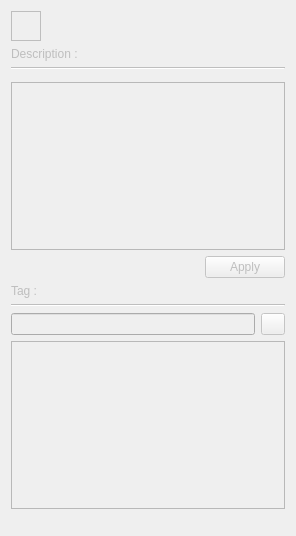
Shuko83/CFmake, file Dev/src/SwDoc/_resources/editDoc.ui: the form before one commit.
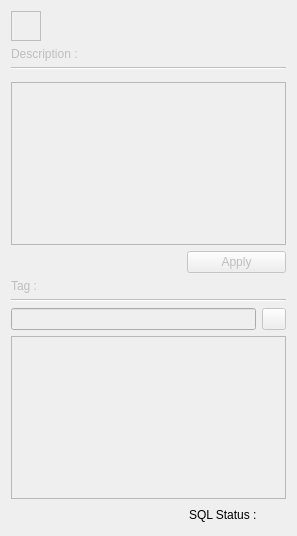
The form after the commit. Icons and pictures are not drawn. Custom widgets are drawn as their Qt base class.

What changed in the file:
```diff
--- a/Dev/src/SwDoc/_resources/editDoc.ui
+++ b/Dev/src/SwDoc/_resources/editDoc.ui
@@ -3,7 +3,7 @@
  <class>EditDocUi</class>
  <widget class="QWidget" name="EditDocUi">
   <property name="enabled">
-   <bool>false</bool>
+   <bool>true</bool>
   </property>
   <property name="geometry">
    <rect>
@@ -20,40 +20,102 @@
    <string>editDoc</string>
   </property>
   <layout class="QGridLayout" name="gridLayout">
-   <item row="17" column="0" colspan="5">
-    <spacer name="verticalSpacer">
+   <item row="7" column="0" colspan="2">
+    <layout class="QHBoxLayout" name="horizontalLayout_5">
+     <item>
+      <spacer name="horizontalSpacer_2">
      <property name="orientation">
-      <enum>Qt::Vertical</enum>
+        <enum>Qt::Horizontal</enum>
      </property>
      <property name="sizeHint" stdset="0">
       <size>
-       <width>20</width>
-       <height>40</height>
+         <width>40</width>
+         <height>20</height>
       </size>
      </property>
     </spacer>
    </item>
-   <item row="6" column="0" colspan="5">
-    <widget class="RichTextEditor" name="TE_desc"/>
-   </item>
-   <item row="15" column="0" colspan="5">
-    <widget class="QListWidget" name="listWidget">
-     <property name="editTriggers">
-      <set>QAbstractItemView::AllEditTriggers</set>
-     </property>
-     <property name="alternatingRowColors">
+     <item>
+      <widget class="QLabel" name="label">
+       <property name="text">
+        <string>SQL Status : </string>
+       </property>
+      </widget>
+     </item>
+     <item>
+      <widget class="QLabel" name="L_Status">
+       <property name="enabled">
+        <bool>true</bool>
+       </property>
+       <property name="minimumSize">
+        <size>
+         <width>20</width>
+         <height>20</height>
+        </size>
+       </property>
+       <property name="maximumSize">
+        <size>
+         <width>20</width>
+         <height>20</height>
+        </size>
+       </property>
+       <property name="toolTip">
+        <string>Disconnected</string>
+       </property>
+       <property name="text">
+        <string/>
+       </property>
+       <property name="pixmap">
+        <pixmap resource="../SwDoc.qrc">:/SwDoc/_resources/database_off.png</pixmap>
+       </property>
+       <property name="scaledContents">
       <bool>true</bool>
      </property>
     </widget>
    </item>
-   <item row="10" column="0" colspan="5">
-    <widget class="Line" name="line_2">
-     <property name="orientation">
-      <enum>Qt::Horizontal</enum>
+    </layout>
+   </item>
+   <item row="0" column="0" colspan="2">
+    <widget class="QWidget" name="W_enable" native="true">
+     <property name="enabled">
+      <bool>false</bool>
      </property>
-    </widget>
-   </item>
-   <item row="0" column="1" colspan="4">
+     <layout class="QGridLayout" name="gridLayout_2">
+      <property name="margin">
+       <number>0</number>
+      </property>
+      <item row="0" column="0">
+       <widget class="QLabel" name="L_pixmap">
+        <property name="sizePolicy">
+         <sizepolicy hsizetype="Fixed" vsizetype="Fixed">
+          <horstretch>0</horstretch>
+          <verstretch>0</verstretch>
+         </sizepolicy>
+        </property>
+        <property name="minimumSize">
+         <size>
+          <width>30</width>
+          <height>30</height>
+         </size>
+        </property>
+        <property name="maximumSize">
+         <size>
+          <width>30</width>
+          <height>30</height>
+         </size>
+        </property>
+        <property name="frameShape">
+         <enum>QFrame::Box</enum>
+        </property>
+        <property name="text">
+         <string/>
+        </property>
+        <property name="alignment">
+         <set>Qt::AlignCenter</set>
+        </property>
+       </widget>
+      </item>
+      <item row="0" column="1" colspan="2">
     <layout class="QHBoxLayout" name="horizontalLayout">
      <property name="spacing">
       <number>0</number>
@@ -95,38 +157,7 @@
      </item>
     </layout>
    </item>
-   <item row="0" column="0">
-    <widget class="QLabel" name="L_pixmap">
-     <property name="sizePolicy">
-      <sizepolicy hsizetype="Fixed" vsizetype="Fixed">
-       <horstretch>0</horstretch>
-       <verstretch>0</verstretch>
-      </sizepolicy>
-     </property>
-     <property name="minimumSize">
-      <size>
-       <width>30</width>
-       <height>30</height>
-      </size>
-     </property>
-     <property name="maximumSize">
-      <size>
-       <width>30</width>
-       <height>30</height>
-      </size>
-     </property>
-     <property name="frameShape">
-      <enum>QFrame::Box</enum>
-     </property>
-     <property name="text">
-      <string/>
-     </property>
-     <property name="alignment">
-      <set>Qt::AlignCenter</set>
-     </property>
-    </widget>
-   </item>
-   <item row="2" column="0" colspan="5">
+      <item row="1" column="0" colspan="3">
     <layout class="QHBoxLayout" name="horizontalLayout_2">
      <item>
       <widget class="QLabel" name="label_4">
@@ -137,7 +168,52 @@
      </item>
     </layout>
    </item>
-   <item row="8" column="0" colspan="5">
+      <item row="2" column="0" colspan="3">
+       <widget class="Line" name="line">
+        <property name="orientation">
+         <enum>Qt::Horizontal</enum>
+        </property>
+       </widget>
+      </item>
+      <item row="3" column="0" colspan="3">
+       <widget class="QWidget" name="toolbar" native="true">
+        <layout class="QGridLayout" name="gridTool">
+         <property name="margin">
+          <number>0</number>
+         </property>
+         <property name="spacing">
+          <number>0</number>
+         </property>
+        </layout>
+       </widget>
+      </item>
+      <item row="4" column="0" colspan="3">
+       <widget class="RichTextEditor" name="TE_desc"/>
+      </item>
+      <item row="5" column="0" colspan="2">
+       <spacer name="horizontalSpacer">
+        <property name="orientation">
+         <enum>Qt::Horizontal</enum>
+        </property>
+        <property name="sizeHint" stdset="0">
+         <size>
+          <width>179</width>
+          <height>20</height>
+         </size>
+        </property>
+       </spacer>
+      </item>
+      <item row="5" column="2">
+       <widget class="QPushButton" name="PB_apply">
+        <property name="enabled">
+         <bool>false</bool>
+        </property>
+        <property name="text">
+         <string>Apply</string>
+        </property>
+       </widget>
+      </item>
+      <item row="6" column="0" colspan="3">
     <layout class="QHBoxLayout" name="horizontalLayout_4">
      <item>
       <widget class="QLabel" name="label_5">
@@ -148,26 +224,14 @@
      </item>
     </layout>
    </item>
-   <item row="3" column="0" colspan="5">
-    <widget class="Line" name="line">
+      <item row="7" column="0" colspan="3">
+       <widget class="Line" name="line_2">
      <property name="orientation">
       <enum>Qt::Horizontal</enum>
      </property>
     </widget>
    </item>
-   <item row="4" column="0" colspan="5">
-    <widget class="QWidget" name="toolbar" native="true">
-     <layout class="QGridLayout" name="gridLayout_2">
-      <property name="margin">
-       <number>0</number>
-      </property>
-      <property name="spacing">
-       <number>0</number>
-      </property>
-     </layout>
-    </widget>
-   </item>
-   <item row="11" column="0" colspan="5">
+      <item row="8" column="0" colspan="3">
     <layout class="QHBoxLayout" name="horizontalLayout_3">
      <item>
       <widget class="QLineEdit" name="LE_addKeyword"/>
@@ -194,27 +258,30 @@
      </item>
     </layout>
    </item>
-   <item row="7" column="0" colspan="4">
-    <spacer name="horizontalSpacer">
+      <item row="9" column="0" colspan="3">
+       <widget class="QListWidget" name="listWidget">
+        <property name="editTriggers">
+         <set>QAbstractItemView::AllEditTriggers</set>
+        </property>
+        <property name="alternatingRowColors">
+         <bool>true</bool>
+        </property>
+       </widget>
+      </item>
+      <item row="10" column="0" colspan="3">
+       <spacer name="verticalSpacer">
      <property name="orientation">
-      <enum>Qt::Horizontal</enum>
+         <enum>Qt::Vertical</enum>
      </property>
      <property name="sizeHint" stdset="0">
       <size>
-       <width>40</width>
-       <height>20</height>
+          <width>275</width>
+          <height>1</height>
       </size>
      </property>
     </spacer>
    </item>
-   <item row="7" column="4">
-    <widget class="QPushButton" name="PB_apply">
-     <property name="enabled">
-      <bool>false</bool>
-     </property>
-     <property name="text">
-      <string>Apply</string>
-     </property>
+     </layout>
     </widget>
    </item>
   </layout>
```
Left out of the diff: 2 changed lines with no effect on the pictures. Lines whose indentation alone changed are shown as unchanged.
